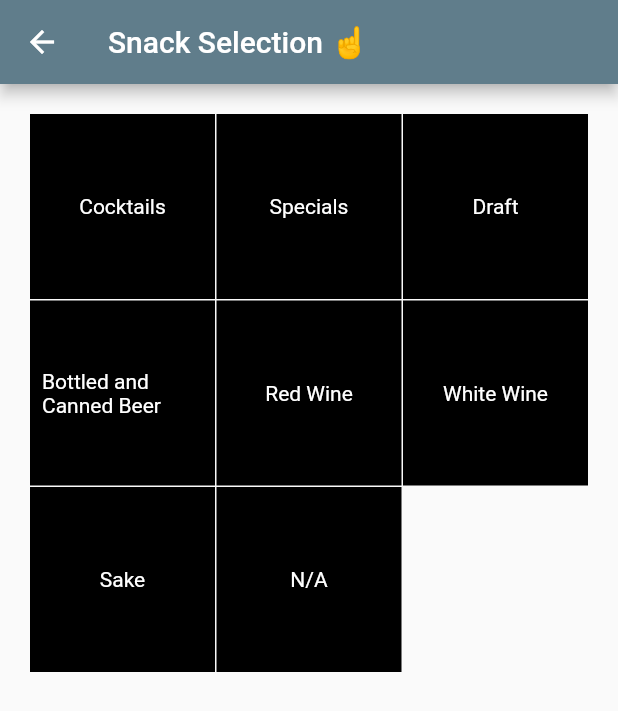
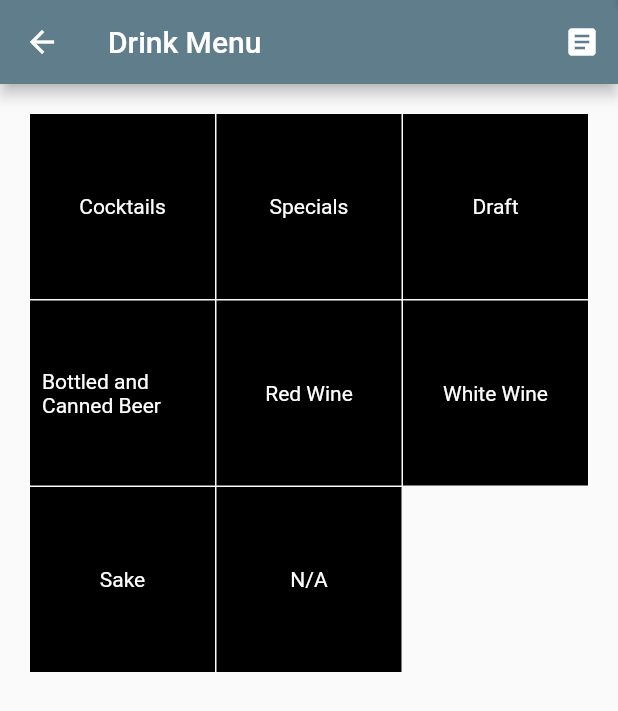
Before and after one commit to Pierre81385/app_playground, a Flutter app: the StatefulMenuWidget screen opened directly with empty values, after a tap on "Drinks", on a phone screen of 412 x 824 dp. Shown: the top 711 px of the screen. Run offline on Flutter 3.47's test engine with Material 2 defaults, Android fonts, the phone set to English and light mode, and no system bars; drawn by our look-alikes of badges; our stand-ins replace cloud_firestore, firebase_auth, firebase_core; accounts and stored records are empty.

Commit message:
added ticket button to app bar and added status and user uid to order document

```diff
--- a/lib/menus/mainMenu.dart
+++ b/lib/menus/mainMenu.dart
@@ -1,8 +1,8 @@
 import 'package:flutter/material.dart';
 import 'package:firebase_auth/firebase_auth.dart';
+import 'package:badges/badges.dart';
 import 'menuItems.dart';
 import 'menuContent.dart';
-
 import 'subMenus.dart';
 
 class StatefulMenuWidget extends StatefulWidget {
@@ -42,6 +42,15 @@ class _StatefulMenuWidgetState extends State<StatefulMenuWidget> {
                   Icons.add, // add custom icons also
                 ),
               ),
+              actions: <Widget>[
+                Badge(
+                  badgeContent: null,
+                  child: IconButton(
+                    icon: Icon(Icons.article),
+                    onPressed: () {},
+                  ),
+                ),
+              ],
             ),
             body: Container(
               padding: const EdgeInsets.fromLTRB(10, 10, 10, 0),
--- a/lib/menus/subMenus.dart
+++ b/lib/menus/subMenus.dart
@@ -1,6 +1,7 @@
 import 'package:app_playground/menus/menuContent.dart';
 import 'package:flutter/material.dart';
 import 'menuContent.dart';
+import 'package:badges/badges.dart';
 
 class menuItem {
   final String title;
@@ -61,7 +62,16 @@ class _Menu extends State<Menu> {
   Widget build(BuildContext context) {
     return Scaffold(
       appBar: AppBar(
-        title: Text('Snack Selection ☝️'),
+        title: Text(widget.menuSelected),
+        actions: <Widget>[
+          Badge(
+            badgeContent: null,
+            child: IconButton(
+              icon: Icon(Icons.article),
+              onPressed: () {},
+            ),
+          ),
+        ],
       ),
       body: Container(
         padding: const EdgeInsets.all(20),
--- a/pubspec.yaml
+++ b/pubspec.yaml
@@ -3,7 +3,7 @@ description: A new Flutter project.
 
 # The following line prevents the package from being accidentally published to
 # pub.dev using `flutter pub publish`. This is preferred for private packages.
-publish_to: 'none' # Remove this line if you wish to publish to pub.dev
+publish_to: "none" # Remove this line if you wish to publish to pub.dev
 
 # The following defines the version and build number for your application.
 # A version number is three numbers separated by dots, like 1.2.43
@@ -30,13 +30,13 @@ dependencies:
   flutter:
     sdk: flutter
 
-
   # The following adds the Cupertino Icons font to your application.
   # Use with the CupertinoIcons class for iOS style icons.
   cupertino_icons: ^1.0.2
   firebase_core: ^1.14.1
   firebase_auth: ^3.3.14
   cloud_firestore: ^3.1.13
+  badges: ^2.0.2
 
 dev_dependencies:
   flutter_test:
@@ -54,7 +54,6 @@ dev_dependencies:
 
 # The following section is specific to Flutter.
 flutter:
-
   # The following line ensures that the Material Icons font is
   # included with your application, so that you can use the icons in
   # the material Icons class.
```
Also changed, not shown: lib/menus/menuContent.dart (+21 -2 lines), pubspec.lock.
